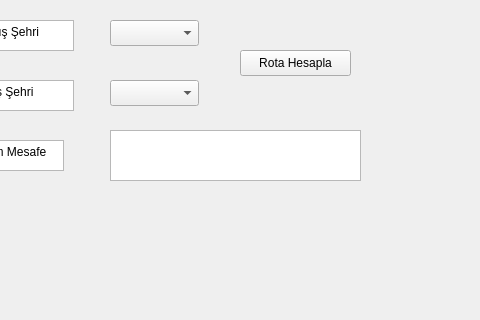
Qt form mainwindow.ui (kubrratopcu/Havalimani_Yonetim_Sistemi1) before a commit; both pictures show x 81 to 561 and y 101 to 421 of the 648 by 713 pixel window.
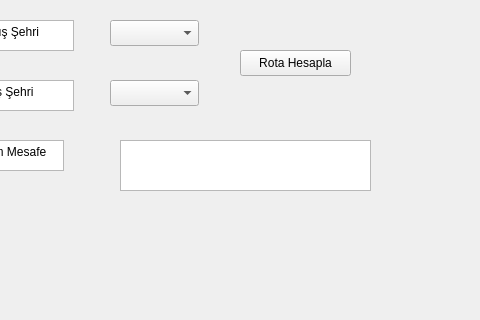
The same form after that commit.

Commit message: Arayuz eklendı

The edit to the form file:
```diff
--- a/mainwindow.ui
+++ b/mainwindow.ui
@@ -217,8 +217,8 @@
       <widget class="QTextEdit" name="textEdit_3">
        <property name="geometry">
         <rect>
-         <x>180</x>
-         <y>220</y>
+         <x>190</x>
+         <y>230</y>
          <width>251</width>
          <height>51</height>
         </rect>
```
The commit also changes 1 other file.
